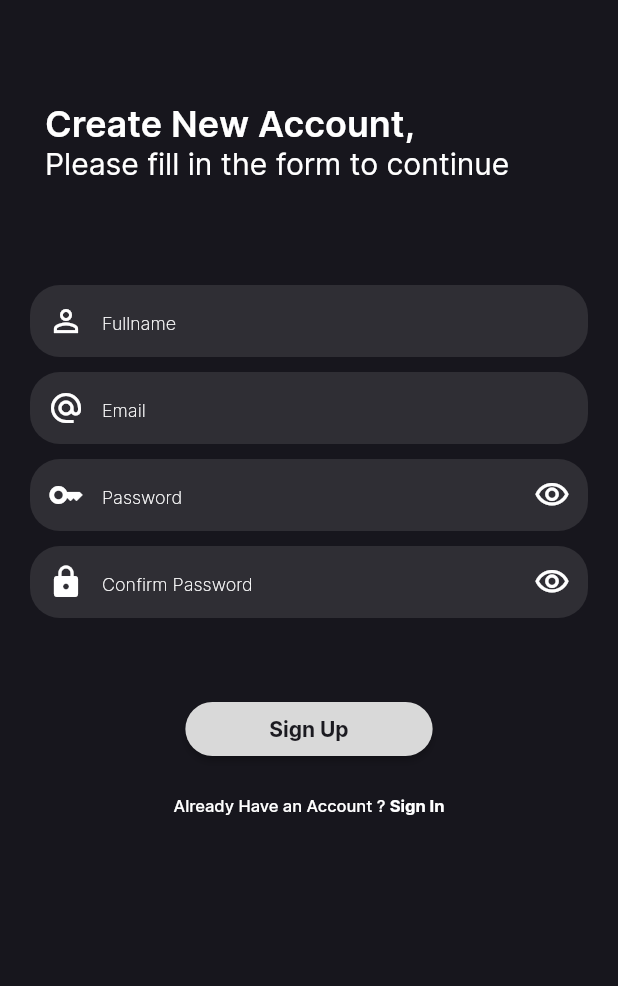
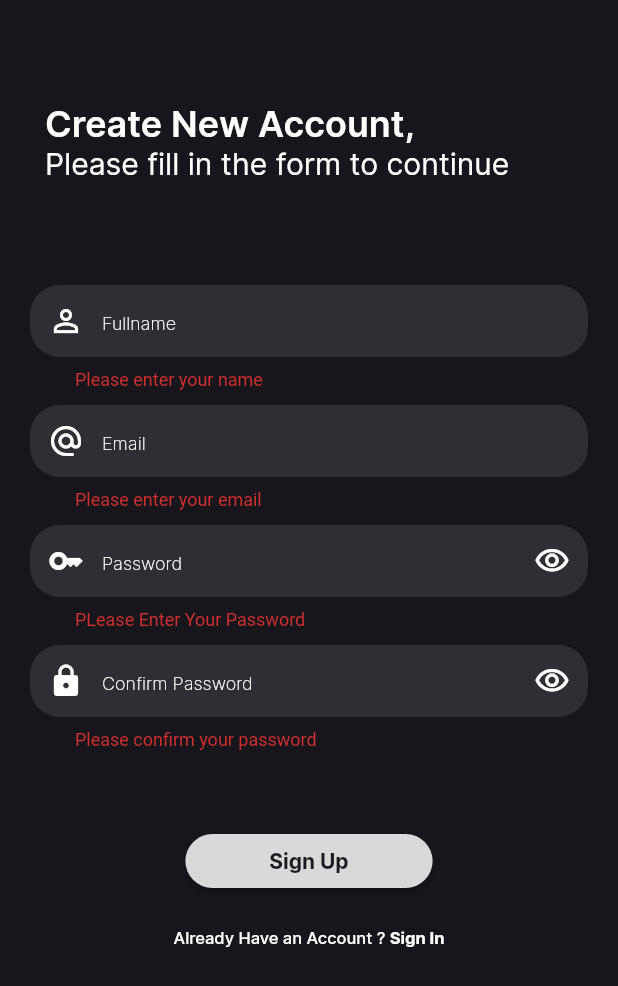
Before and after one commit to rhnzal/b2b-flutter, a Flutter app: the Register screen opened directly, after a tap on "Sign Up", on a phone screen of 412 x 824 dp. Shown: the top 986 px of the screen. Run offline on Flutter 3.47's test engine with Material 2 defaults, Android fonts, the phone set to English and light mode, and no system bars.

Commit message:
register validation

```diff
--- a/lib/login.dart
+++ b/lib/login.dart
@@ -1,4 +1,4 @@
-// ignore_for_file: prefer_const_literals_to_create_immutables, duplicate_ignore, prefer_const_constructors, prefer_final_fields
+// ignore_for_file: prefer_const_literals_to_create_immutables, duplicate_ignore, prefer_const_constructors, prefer_final_fields, body_might_complete_normally_nullable
 import 'package:flutter/material.dart';
 import 'package:projectb2b/register.dart';
 
@@ -239,6 +239,11 @@ class _LoginState extends State<Login> {
       // ignore: prefer_const_literals_to_create_immutables
       body: Form(
         key: formKey,
+        child: ScrollConfiguration(
+          behavior: ScrollBehavior(),
+          child: GlowingOverscrollIndicator(
+            axisDirection: AxisDirection.down,
+            color: Colors.white,
             child: ListView(
               children: [
                 welcomeText,
@@ -250,6 +255,8 @@ class _LoginState extends State<Login> {
               ],
             ),
           ),
+        ),
+      ),
     );
   }
 }
--- a/lib/register.dart
+++ b/lib/register.dart
@@ -1,4 +1,4 @@
-// ignore_for_file: prefer_const_constructors, prefer_const_literals_to_create_immutables
+// ignore_for_file: prefer_const_constructors, prefer_const_literals_to_create_immutables, body_might_complete_normally_nullable, unrelated_type_equality_checks, empty_statements
 
 import 'package:flutter/material.dart';
 import 'package:projectb2b/login.dart';
@@ -18,6 +18,8 @@ class _RegisterState extends State<Register> {
   bool _regpass = true;
   bool _conpass = true;
   final formKey = GlobalKey<FormState>();
+  final _pasreg = TextEditingController();
+  final _pascon = TextEditingController();
 
   @override
   Widget build(BuildContext context) {
@@ -75,6 +77,11 @@ class _RegisterState extends State<Register> {
             regname = value;
           });
         },
+        validator: (value) {
+          if(value!.isEmpty){
+            return "Please enter your name";
+          }
+        },
       ),
     );
 
@@ -108,6 +115,13 @@ class _RegisterState extends State<Register> {
             regemail = value;
           });
         },
+        validator: (value) {
+          if(value!.isEmpty){
+            return "Please enter your email";
+          }else if(!value.contains('@')){
+            return "Please enter a valid email";
+          }
+        },
       ),
     );
 
@@ -115,6 +129,7 @@ class _RegisterState extends State<Register> {
       padding: EdgeInsets.fromLTRB(20, 0, 20, 10),
       child: TextFormField(
         cursorColor: Colors.white,
+        controller: _pasreg,
         obscureText: _regpass,
         style: TextStyle(color: Colors.white),
         decoration: InputDecoration(
@@ -147,12 +162,20 @@ class _RegisterState extends State<Register> {
             regpas = value;
           });
         },
+        validator :(value) {
+          if(value!.isEmpty){
+            return "PLease Enter Your Password";
+          }else if(value.length < 8){
+            return "Password must be 8 character or more";
+          }
+        },
       ),
     );
 
     Widget confirmPassword = Container(
       padding: EdgeInsets.fromLTRB(20, 0, 20, 10),
       child: TextFormField(
+        controller: _pascon,
         cursorColor: Colors.white,
         obscureText: _conpass,
         style: TextStyle(color: Colors.white),
@@ -181,6 +204,13 @@ class _RegisterState extends State<Register> {
           //   child: Icon(Icons.),
           // )
         ),
+        validator: (value) {
+          if(value!.isEmpty){
+            return "Please confirm your password";
+          }else if(value != _pasreg){
+            return "Password not match";
+          }
+        },
       ),
     );
 
@@ -189,7 +219,9 @@ class _RegisterState extends State<Register> {
       child: Center(
       child: ElevatedButton(
           style: ElevatedButton.styleFrom(primary: Color.fromARGB(255, 217, 217, 217),shape: StadiumBorder()),
-          onPressed: () {},
+          onPressed: () {
+            if(formKey.currentState!.validate());
+          },
           child: Padding(
             padding: EdgeInsets.fromLTRB(40, 0, 40, 0),
             child: Text('Sign Up',
@@ -245,6 +277,11 @@ class _RegisterState extends State<Register> {
       backgroundColor: const Color.fromARGB(255, 23, 22, 29),
       body: Form(
         key: formKey,
+        child: ScrollConfiguration(
+          behavior: ScrollBehavior(),
+          child: GlowingOverscrollIndicator(
+            axisDirection: AxisDirection.down,
+            color: Colors.white,
             child: ListView(
               children: [
                 welcomeRegister,
@@ -257,6 +294,8 @@ class _RegisterState extends State<Register> {
               ],
             ),
           ),
+        ),
+      ),
     );
   }
 }
```
Lines whose indentation alone changed are shown as unchanged.
